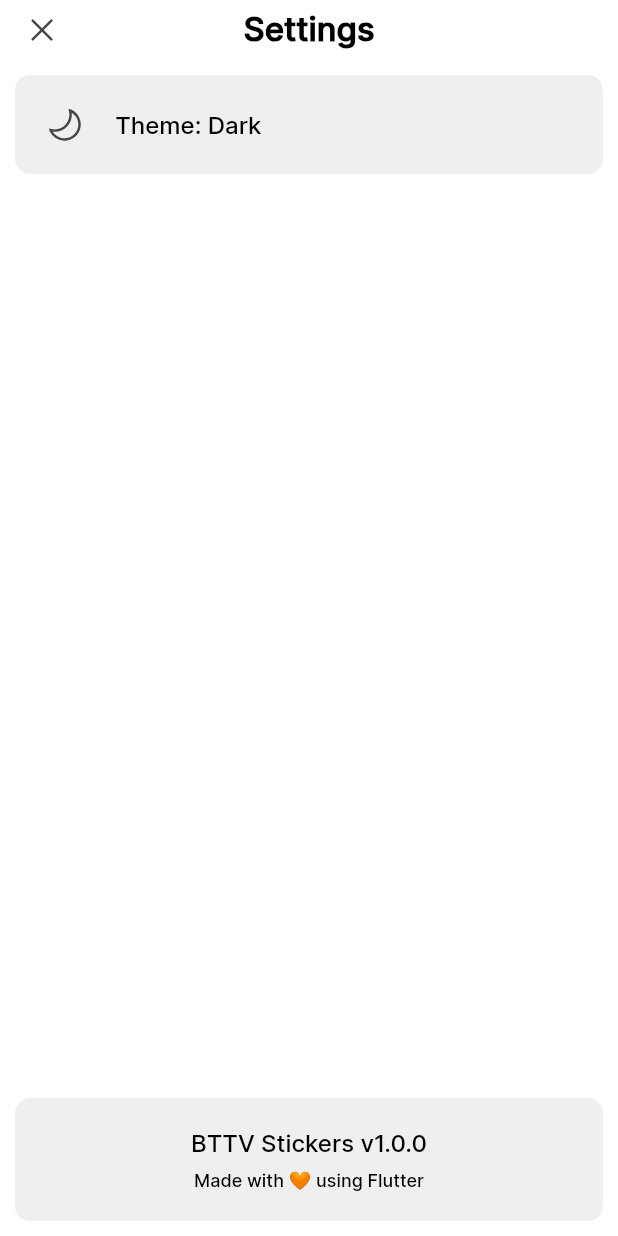
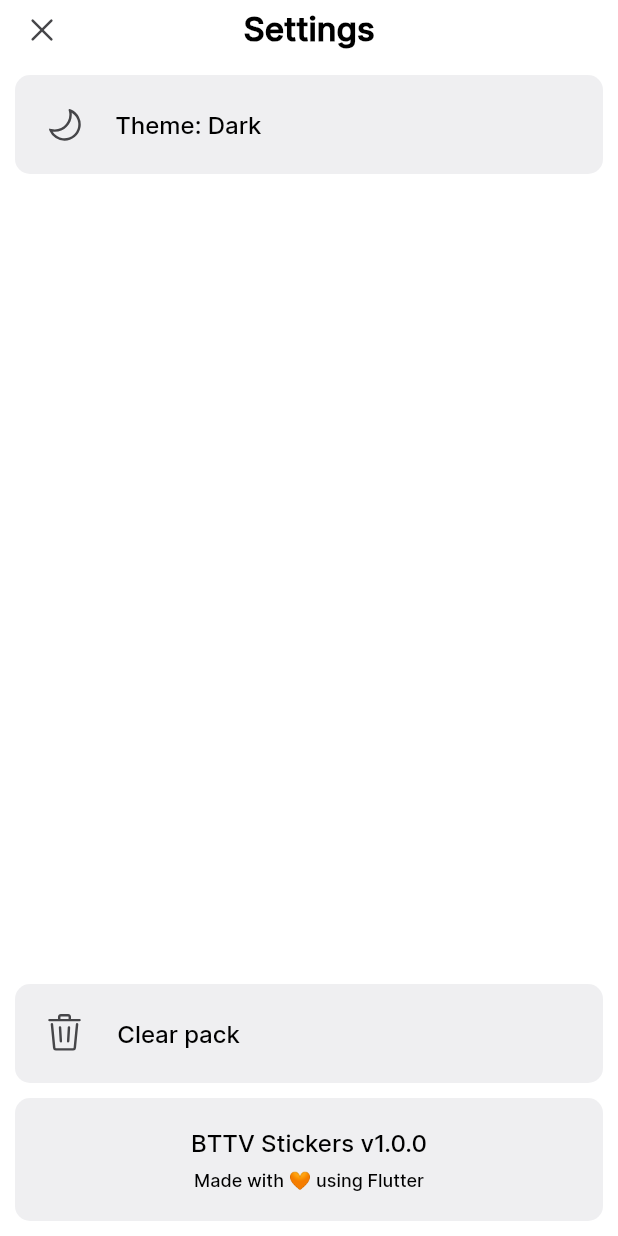
Before and after one commit to Drakota/bttvstickers, a Flutter app: the SettingsScreen screen opened by its route, after a tap on an icon or button, on a phone screen of 412 x 824 dp. Run offline on Flutter 3.47's test engine with Material 2 defaults, Android fonts, the phone set to English and light mode, and no system bars; our stand-ins replace flutter_svg, package_info; network calls fail; statements that could not run were skipped.

Commit message:
Added setting to clear the emote pack

```diff
--- a/lib/constants.dart
+++ b/lib/constants.dart
@@ -5,6 +5,7 @@ import 'package:flutter/material.dart';
 const kAppTitle = "BTTV Stickers";
 const kDefaultPadding = 10.0;
 const kDefaultBorderRadius = 10.0;
+const kDefaultSnackBarLifetime = const Duration(milliseconds: 500);
 
 // API constants
 const kEmotesApiBaseUrl = "https://api.betterttv.net/3";
--- a/lib/models/pack.dart
+++ b/lib/models/pack.dart
@@ -29,9 +29,16 @@ class Pack extends ChangeNotifier implements JsonSerializable {
     notifyListeners();
   }
 
-  addToPack() {
+  seal() {
     _added += _selected;
     _selected.clear();
+    saveModelToJsonFile(this, _fileName);
+    notifyListeners();
+  }
+
+  clear() {
+    _selected.clear();
+    _added.clear();
     saveModelToJsonFile(this, _fileName);
     notifyListeners();
   }
--- a/lib/screens/settings_screen.dart
+++ b/lib/screens/settings_screen.dart
@@ -1,5 +1,6 @@
 import 'package:bttvstickers/constants.dart';
 import 'package:bttvstickers/models/settings.dart';
+import 'package:bttvstickers/widgets/clear_pack_card.dart';
 import 'package:bttvstickers/widgets/navbar.dart';
 import 'package:bttvstickers/widgets/options_card.dart';
 import 'package:bttvstickers/widgets/svgbuttonicon.dart';
@@ -61,6 +62,10 @@ class SettingsScreen extends StatelessWidget {
                 ),
               ),
               Spacer(),
+              ClearPackCard(),
+              Container(
+                height: kErrorCardTextSpacing,
+              ),
               VersioningCard(),
             ],
           ),
--- /dev/null
+++ b/lib/widgets/clear_pack_card.dart
@@ -0,0 +1,48 @@
+import 'package:bttvstickers/constants.dart';
+import 'package:bttvstickers/models/pack.dart';
+import 'package:bttvstickers/widgets/card.dart' as own;
+import 'package:flutter/material.dart';
+import 'package:flutter_svg/flutter_svg.dart';
+import 'package:provider/provider.dart';
+
+class ClearPackCard extends StatelessWidget {
+  @override
+  Widget build(BuildContext context) {
+    final pack = Provider.of<Pack>(context);
+
+    return Consumer<Pack>(
+      builder: (context, settings, child) => own.Card(
+        child: Row(
+          children: [
+            SvgPicture.asset(
+              "assets/icons/trash.svg",
+              height: kNavBarIconHeight,
+              color: Theme.of(context).buttonColor,
+            ),
+            Spacer(
+              flex: kIconFieldFlexSpacing,
+            ),
+            Text(
+              "Clear pack",
+              style: Theme.of(context).textTheme.headline6,
+            ),
+            Spacer(flex: 20),
+          ],
+        ),
+        onTap: () {
+          pack.clear();
+          Scaffold.of(context).showSnackBar(
+            SnackBar(
+              content: Text(
+                "Pack cleared successfully...",
+                style: Theme.of(context).textTheme.subtitle2,
+              ),
+              backgroundColor: Theme.of(context).accentColor,
+              duration: kDefaultSnackBarLifetime,
+            ),
+          );
+        },
+      ),
+    );
+  }
+}
--- a/lib/widgets/pack_button.dart
+++ b/lib/widgets/pack_button.dart
@@ -7,6 +7,8 @@ class PackButton extends StatelessWidget {
   @override
   Widget build(BuildContext context) {
     final pack = Provider.of<Pack>(context);
+    final sum = pack.added.length + pack.selected.length;
+
     return AnimatedOpacity(
       opacity: pack.selected.length > 0 ? 1.0 : 0.0,
       duration: kPackButtonFadeOutTime,
@@ -15,10 +17,15 @@ class PackButton extends StatelessWidget {
           // bottom for a split second when changing routes, this unfortunately
           // breaks the fadeOut animation
           ? FloatingActionButton.extended(
-              onPressed: () => pack.addToPack(),
-              icon: Icon(Icons.save),
+              onPressed: () => pack.seal(),
+              backgroundColor: Theme.of(context).accentColor,
+              icon: Icon(
+                Icons.save,
+                color: Theme.of(context).buttonColor,
+              ),
               label: Text(
-                "${pack.added.length + pack.selected.length} stickers selected in the pack",
+                "$sum sticker${sum > 1 ? "s" : ""} selected in the pack",
+                style: Theme.of(context).textTheme.headline6,
               ),
             )
           : Container(),
```
Also changed, not shown: assets/icons/trash.svg (added).
